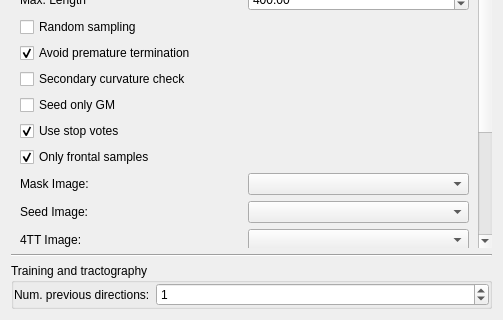
First picture: the form in Plugins/org.mitk.gui.qt.diffusionimaging.tractography/src/internal/QmitkMLBTViewControls.ui, repository MITK/MITK, before the edit; both pictures show x 0 to 503 and y 352 to 672 of the 503 by 672 pixel window.
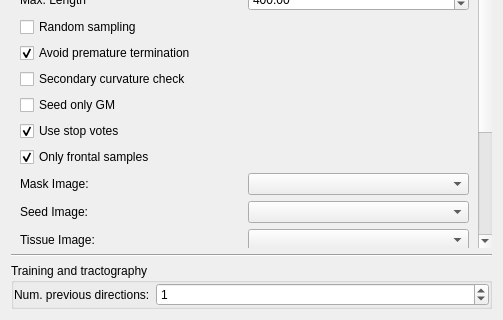
Second picture: the form after the edit. Icons and pictures are not drawn. Custom widgets are drawn as their Qt base class.

Patch:
```diff
--- a/Plugins/org.mitk.gui.qt.diffusionimaging.tractography/src/internal/QmitkMLBTViewControls.ui
+++ b/Plugins/org.mitk.gui.qt.diffusionimaging.tractography/src/internal/QmitkMLBTViewControls.ui
@@ -769,7 +769,7 @@
           <item row="6" column="0">
            <widget class="QLabel" name="label_22">
             <property name="text">
-             <string>4TT Image:</string>
+             <string>Tissue Image:</string>
             </property>
            </widget>
           </item>
```
Left out of the diff: 2 changed lines with no effect on the pictures.
